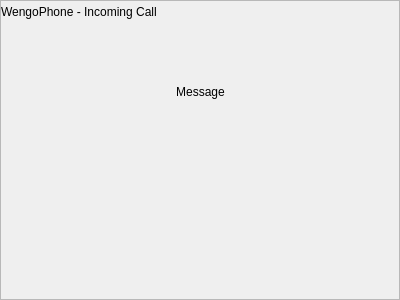
First picture: the form in wengophone/src/presentation/qt/toaster/QtCallToaster.ui, repository tkrotoff/WengoPhone, before the edit.
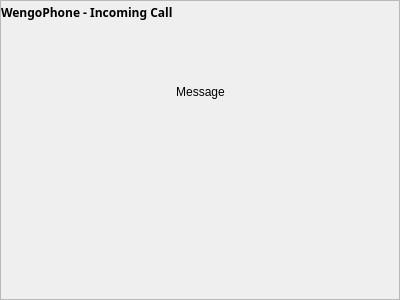
Second picture: the form after the edit. Icons and pictures are not drawn. Custom widgets are drawn as their Qt base class.

Commit message: * (gui) change some fonts to bold

What changed in the file:
```diff
--- a/wengophone/src/presentation/qt/toaster/QtCallToaster.ui
+++ b/wengophone/src/presentation/qt/toaster/QtCallToaster.ui
@@ -156,6 +156,17 @@
         </property>
         <item>
          <widget class="QLabel" name="titleLabel" >
+          <property name="font" >
+           <font>
+            <family>Sans Serif</family>
+            <pointsize>9</pointsize>
+            <weight>75</weight>
+            <italic>false</italic>
+            <bold>true</bold>
+            <underline>false</underline>
+            <strikeout>false</strikeout>
+           </font>
+          </property>
           <property name="text" >
            <string>WengoPhone - Incoming Call</string>
           </property>
```
The commit also changes 1 other file.
